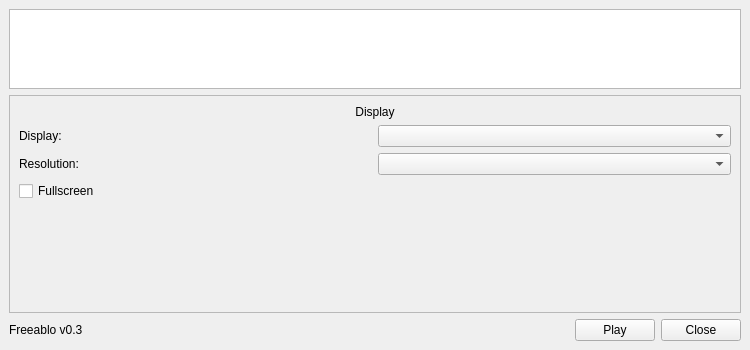
First picture: the form in resources/ui/mainwindow.ui, repository wheybags/freeablo, before the edit.
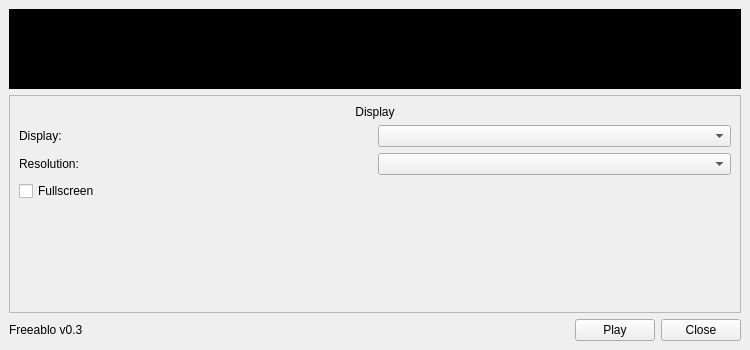
Second picture: the form after the edit. Icons and pictures are not drawn.

Commit message: Banner for launcher

Diff of the .ui file:
```diff
--- a/resources/ui/mainwindow.ui
+++ b/resources/ui/mainwindow.ui
@@ -102,9 +102,268 @@
           <height>80</height>
          </size>
         </property>
+        <property name="palette">
+         <palette>
+          <active>
+           <colorrole role="WindowText">
+            <brush brushstyle="SolidPattern">
+             <color alpha="255">
+              <red>255</red>
+              <green>255</green>
+              <blue>255</blue>
+             </color>
+            </brush>
+           </colorrole>
+           <colorrole role="Button">
+            <brush brushstyle="SolidPattern">
+             <color alpha="255">
+              <red>0</red>
+              <green>0</green>
+              <blue>0</blue>
+             </color>
+            </brush>
+           </colorrole>
+           <colorrole role="Text">
+            <brush brushstyle="SolidPattern">
+             <color alpha="255">
+              <red>255</red>
+              <green>255</green>
+              <blue>255</blue>
+             </color>
+            </brush>
+           </colorrole>
+           <colorrole role="Base">
+            <brush brushstyle="SolidPattern">
+             <color alpha="255">
+              <red>0</red>
+              <green>0</green>
+              <blue>0</blue>
+             </color>
+            </brush>
+           </colorrole>
+           <colorrole role="Window">
+            <brush brushstyle="SolidPattern">
+             <color alpha="255">
+              <red>0</red>
+              <green>0</green>
+              <blue>0</blue>
+             </color>
+            </brush>
+           </colorrole>
+           <colorrole role="Shadow">
+            <brush brushstyle="SolidPattern">
+             <color alpha="255">
+              <red>0</red>
+              <green>0</green>
+              <blue>0</blue>
+             </color>
+            </brush>
+           </colorrole>
+           <colorrole role="Highlight">
+            <brush brushstyle="SolidPattern">
+             <color alpha="255">
+              <red>255</red>
+              <green>255</green>
+              <blue>255</blue>
+             </color>
+            </brush>
+           </colorrole>
+           <colorrole role="HighlightedText">
+            <brush brushstyle="SolidPattern">
+             <color alpha="255">
+              <red>0</red>
+              <green>0</green>
+              <blue>0</blue>
+             </color>
+            </brush>
+           </colorrole>
+           <colorrole role="AlternateBase">
+            <brush brushstyle="SolidPattern">
+             <color alpha="255">
+              <red>0</red>
+              <green>0</green>
+              <blue>0</blue>
+             </color>
+            </brush>
+           </colorrole>
+          </active>
+          <inactive>
+           <colorrole role="WindowText">
+            <brush brushstyle="SolidPattern">
+             <color alpha="255">
+              <red>255</red>
+              <green>255</green>
+              <blue>255</blue>
+             </color>
+            </brush>
+           </colorrole>
+           <colorrole role="Button">
+            <brush brushstyle="SolidPattern">
+             <color alpha="255">
+              <red>0</red>
+              <green>0</green>
+              <blue>0</blue>
+             </color>
+            </brush>
+           </colorrole>
+           <colorrole role="Text">
+            <brush brushstyle="SolidPattern">
+             <color alpha="255">
+              <red>255</red>
+              <green>255</green>
+              <blue>255</blue>
+             </color>
+            </brush>
+           </colorrole>
+           <colorrole role="Base">
+            <brush brushstyle="SolidPattern">
+             <color alpha="255">
+              <red>0</red>
+              <green>0</green>
+              <blue>0</blue>
+             </color>
+            </brush>
+           </colorrole>
+           <colorrole role="Window">
+            <brush brushstyle="SolidPattern">
+             <color alpha="255">
+              <red>0</red>
+              <green>0</green>
+              <blue>0</blue>
+             </color>
+            </brush>
+           </colorrole>
+           <colorrole role="Shadow">
+            <brush brushstyle="SolidPattern">
+             <color alpha="255">
+              <red>0</red>
+              <green>0</green>
+              <blue>0</blue>
+             </color>
+            </brush>
+           </colorrole>
+           <colorrole role="Highlight">
+            <brush brushstyle="SolidPattern">
+             <color alpha="255">
+              <red>255</red>
+              <green>255</green>
+              <blue>255</blue>
+             </color>
+            </brush>
+           </colorrole>
+           <colorrole role="HighlightedText">
+            <brush brushstyle="SolidPattern">
+             <color alpha="255">
+              <red>0</red>
+              <green>0</green>
+              <blue>0</blue>
+             </color>
+            </brush>
+           </colorrole>
+           <colorrole role="AlternateBase">
+            <brush brushstyle="SolidPattern">
+             <color alpha="255">
+              <red>0</red>
+              <green>0</green>
+              <blue>0</blue>
+             </color>
+            </brush>
+           </colorrole>
+          </inactive>
+          <disabled>
+           <colorrole role="WindowText">
+            <brush brushstyle="SolidPattern">
+             <color alpha="255">
+              <red>159</red>
+              <green>158</green>
+              <blue>158</blue>
+             </color>
+            </brush>
+           </colorrole>
+           <colorrole role="Button">
+            <brush brushstyle="SolidPattern">
+             <color alpha="255">
+              <red>0</red>
+              <green>0</green>
+              <blue>0</blue>
+             </color>
+            </brush>
+           </colorrole>
+           <colorrole role="Text">
+            <brush brushstyle="SolidPattern">
+             <color alpha="255">
+              <red>159</red>
+              <green>158</green>
+              <blue>158</blue>
+             </color>
+            </brush>
+           </colorrole>
+           <colorrole role="Base">
+            <brush brushstyle="SolidPattern">
+             <color alpha="255">
+              <red>0</red>
+              <green>0</green>
+              <blue>0</blue>
+             </color>
+            </brush>
+           </colorrole>
+           <colorrole role="Window">
+            <brush brushstyle="SolidPattern">
+             <color alpha="255">
+              <red>0</red>
+              <green>0</green>
+              <blue>0</blue>
+             </color>
+            </brush>
+           </colorrole>
+           <colorrole role="Shadow">
+            <brush brushstyle="SolidPattern">
+             <color alpha="255">
+              <red>0</red>
+              <green>0</green>
+              <blue>0</blue>
+             </color>
+            </brush>
+           </colorrole>
+           <colorrole role="Highlight">
+            <brush brushstyle="SolidPattern">
+             <color alpha="255">
+              <red>240</red>
+              <green>240</green>
+              <blue>240</blue>
+             </color>
+            </brush>
+           </colorrole>
+           <colorrole role="HighlightedText">
+            <brush brushstyle="SolidPattern">
+             <color alpha="255">
+              <red>0</red>
+              <green>0</green>
+              <blue>0</blue>
+             </color>
+            </brush>
+           </colorrole>
+           <colorrole role="AlternateBase">
+            <brush brushstyle="SolidPattern">
+             <color alpha="255">
+              <red>0</red>
+              <green>0</green>
+              <blue>0</blue>
+             </color>
+            </brush>
+           </colorrole>
+          </disabled>
+         </palette>
+        </property>
         <property name="layoutDirection">
          <enum>Qt::LeftToRight</enum>
         </property>
+        <property name="autoFillBackground">
+         <bool>false</bool>
+        </property>
+        <property name="styleSheet">
+         <string notr="true">background-image: url(resources/banner.png)</string>
+        </property>
         <property name="flow">
          <enum>QListView::LeftToRight</enum>
         </property>
```
The commit also changes 3 other files.
